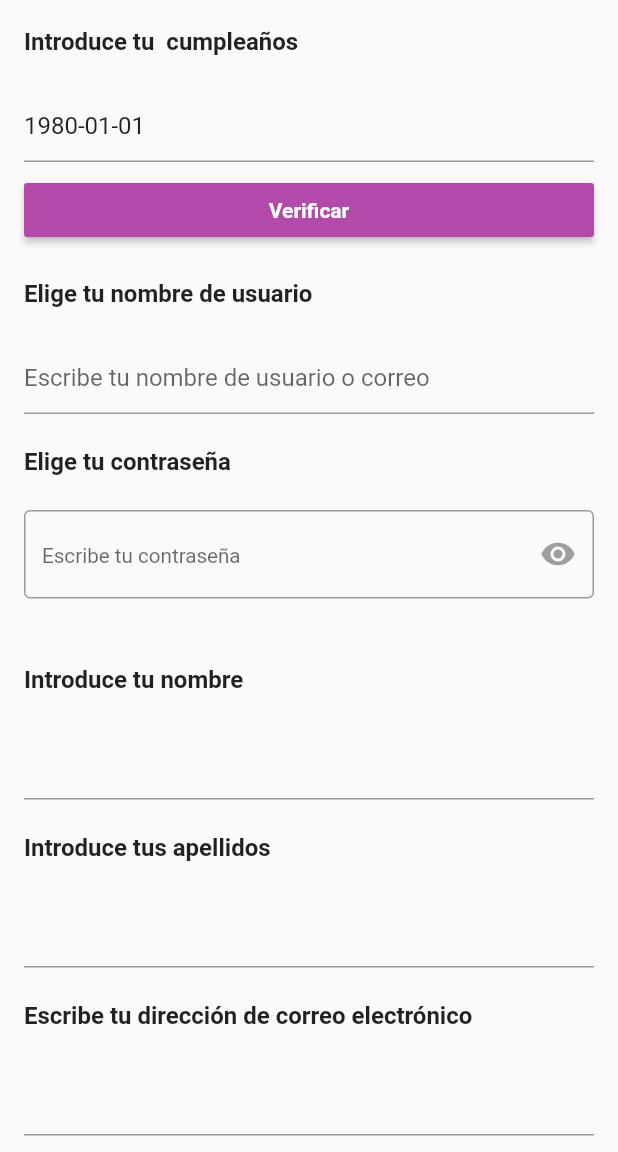
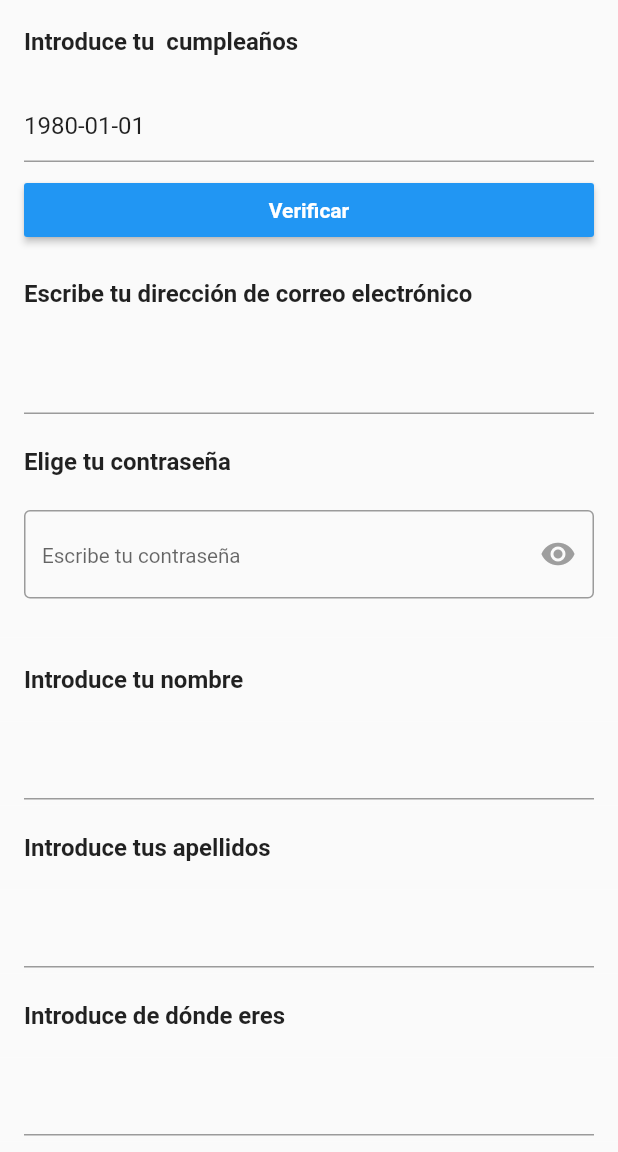
Before and after one commit to dan415/tapastop, a Flutter app: the screen it shows after launch, after a tap on "Registrarse", on a phone screen of 412 x 824 dp, the part 84-1236 px from its top. Run offline on Flutter 3.47's test engine with Material 2 defaults, Android fonts, the phone set to English and light mode, and no system bars; our stand-ins replace cloud_firestore, date_time_picker, firebase_auth, firebase_core, firebase_database, firebase_storage and 3 more; missing offline and left inert: dart:ffi; accounts and stored records are empty; generated files the repository leaves out were written again; network calls fail.

Commit message:
add: gear sixu

```diff
--- a/lib/firebase_operations/databaseAPI.dart
+++ b/lib/firebase_operations/databaseAPI.dart
@@ -135,7 +135,7 @@ class Database {
 	///Cada elemento de degustaciones es el nombre (ref) de una degustacion ordenados por fecha
 	Future<List<String>> getDegustaciones() async {
 		List<String> degustaciones = [];
-		await db.collection('degustaciones').orderBy('fecha').get().then((value) {
+		await db.collection('degustaciones').orderBy('fecha', descending: true).get().then((value) {
 			value.docs.forEach((element) {
 				degustaciones.add(element.id);
 			});
--- a/lib/main.dart
+++ b/lib/main.dart
@@ -63,11 +63,6 @@ class _MyAppState extends State<MyApp> {
                 //Locale('en', ''), // English, no country code
                 Locale('es', ''), // Spanish, no country code
               ],
-              theme: ThemeData(
-                  primaryColor: const Color(0xFFB34AA9),
-                  primaryColorDark: const Color(0xFFA72886),
-                  primaryColorLight: const Color(0xFFC677BF),
-                  colorScheme: ColorScheme.fromSwatch().copyWith(secondary: const Color(0xFFD9A5D4))),
               home: FutureBuilder(
                 builder: (context, _ /*AsyncSnapshot<bool> snapshot*/) {
                   if (FirebaseAuth.instance.currentUser != null) {
--- a/lib/screens/GalardonScreen.dart
+++ b/lib/screens/GalardonScreen.dart
@@ -17,7 +17,9 @@ class GalardonScreenState extends State<GalardonScreen> {
   List<Map<String, String>>? galardones;
   @override
   Widget build(BuildContext context) {
-    return Container(
+    return Scaffold(
+    body:
+      Container(
       color: Colors.white,
       padding: Paddings.containerPadding(screenSize: MediaQuery.of(context).size),
       child: Column(children: [
@@ -54,7 +56,7 @@ class GalardonScreenState extends State<GalardonScreen> {
           child: _galardonList(galardones)
           ),
       ]),
-    );
+    ));
   }
 
   Widget _galardonList(galardones) {
--- a/lib/screens/settingScreen.dart
+++ b/lib/screens/settingScreen.dart
@@ -349,6 +349,7 @@ class _AccountState extends State<_AccountPage> {
     return NestedScrollView(
         headerSliverBuilder: (context, innerBoxScrolled) => [
           SliverAppBar(
+            expandedHeight: 10,
             pinned: true,
             iconTheme: const IconThemeData(
               color: Colors.black,
--- a/lib/screens/signupScreen.dart
+++ b/lib/screens/signupScreen.dart
@@ -61,7 +61,7 @@ class _SignUpState extends State<SignUpScreen> {
               },
               autovalidateMode: AutovalidateMode.onUserInteraction,
               validator: (username) =>
-                  !Global.usernameRegExp.hasMatch(username!)
+                  !Global.emailRegEXp.hasMatch(username!)
                       ? AppLocalizations.of(context)!.invUser
                       : null,
               style: TextStyle(
@@ -162,27 +162,21 @@ class _SignUpState extends State<SignUpScreen> {
           ),
           Material(
               child: ListTile(
-              title: Text(AppLocalizations.of(context)!.chooseUser,
+                title: Text(AppLocalizations.of(context)!.enterEmail,
                     style: const TextStyle(fontWeight: FontWeight.bold)),
-            ),
-          ),
+              )),
           Material(
               child: ListTile(
                   title: TextFormField(
-                initialValue: username,
+                    initialValue: correo,
                     onChanged: (user) {
-                  username = user;
+                      correo = user;
                     },
                     autovalidateMode: AutovalidateMode.onUserInteraction,
-                validator: (x) => !Global.usernameRegExp.hasMatch(x ?? "")
-                    ? AppLocalizations.of(context)!.invUser
+                    validator: (x) => !Global.emailRegEXp.hasMatch(x ?? "")
+                        ? AppLocalizations.of(context)!.invMail
                         : null,
-                decoration: InputDecoration(
-                    border: const UnderlineInputBorder(),
-                    hintText: AppLocalizations.of(context)!.enterUoE),
-              ),
-            ),
-          ),
+                  ))),
           Material(
             child: ListTile(
               title: Text(AppLocalizations.of(context)!.choosePass,
@@ -253,23 +247,7 @@ class _SignUpState extends State<SignUpScreen> {
                 ? AppLocalizations.of(context)!.invtext
                 : null,
           ))),
-          Material(
-              child: ListTile(
-            title: Text(AppLocalizations.of(context)!.enterEmail,
-                style: const TextStyle(fontWeight: FontWeight.bold)),
-          )),
-          Material(
-              child: ListTile(
-                  title: TextFormField(
-            initialValue: correo,
-            onChanged: (user) {
-              correo = user;
-            },
-            autovalidateMode: AutovalidateMode.onUserInteraction,
-            validator: (x) => !Global.emailRegEXp.hasMatch(x ?? "")
-                ? AppLocalizations.of(context)!.invMail
-                : null,
-          ))),
+
           const Material(
               child: ListTile(
             title: Text("Introduce de dónde eres",
@@ -313,7 +291,7 @@ class _SignUpState extends State<SignUpScreen> {
                   } else {
                     // Añadir usuario a la base de datos
                     String uid = await _auth.createUser(correo, _password);
-                    _db.addUser(uid, nombre, apellidos, localidad, _dateTime, null);
+                    _db.addUser(uid, nombre, apellidos, localidad, _dateTime, bio);
                     Navigator.pushAndRemoveUntil(
                         context, MyNavigator.createRoute(HomeScreen()), (
                         Route<dynamic> route) => false);
```
Also changed, not shown: lib/screens/createDegustacion.dart (added, +36 -0 lines), lib/screens/feedScreen.dart (+119 -23 lines). Lines whose indentation alone changed are shown as unchanged.
